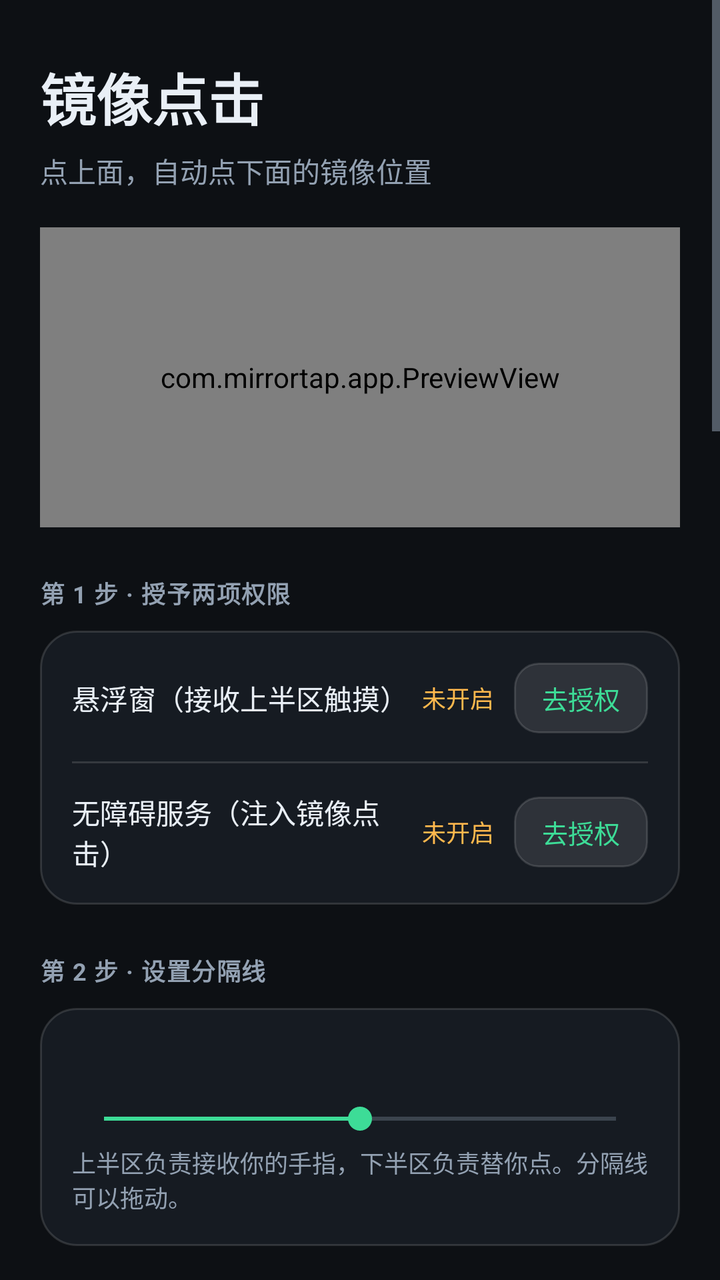
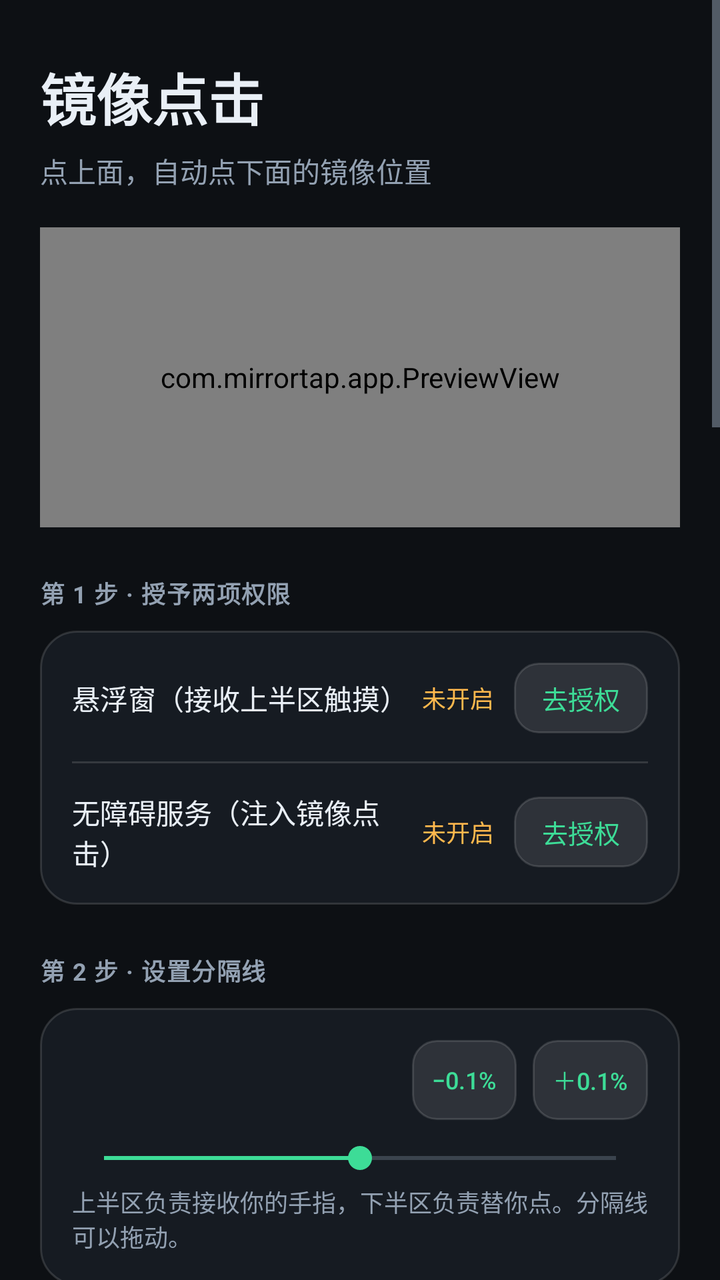

Two renders of the same Android screen: before a commit and after it. Below are the layout's source before the change and the commit's diff.
<!-- AndroidManifest.xml: application theme AppTheme -->
<!-- res/layout/activity_main.xml -->
<?xml version="1.0" encoding="utf-8"?>
<ScrollView xmlns:android="http://schemas.android.com/apk/res/android"
    android:layout_width="match_parent"
    android:layout_height="match_parent"
    android:background="@color/bg"
    android:fillViewport="true"
    android:scrollbarStyle="outsideOverlay">

    <LinearLayout
        android:layout_width="match_parent"
        android:layout_height="wrap_content"
        android:orientation="vertical"
        android:paddingStart="20dp"
        android:paddingTop="28dp"
        android:paddingEnd="20dp"
        android:paddingBottom="36dp">

        <TextView
            android:layout_width="wrap_content"
            android:layout_height="wrap_content"
            android:text="@string/app_name"
            android:textColor="@color/text"
            android:textSize="28sp"
            android:textStyle="bold" />

        <TextView
            android:layout_width="wrap_content"
            android:layout_height="wrap_content"
            android:layout_marginTop="6dp"
            android:text="@string/tagline"
            android:textColor="@color/text_dim"
            android:textSize="14sp" />

        <com.mirrortap.app.PreviewView
            android:layout_width="match_parent"
            android:layout_height="150dp"
            android:layout_marginTop="18dp"
            android:background="@drawable/bg_card" />

        <TextView
            android:layout_width="wrap_content"
            android:layout_height="wrap_content"
            android:layout_marginTop="24dp"
            android:letterSpacing="0.04"
            android:text="@string/section_permission"
            android:textColor="@color/text_dim"
            android:textSize="12sp"
            android:textStyle="bold" />

        <LinearLayout
            android:layout_width="match_parent"
            android:layout_height="wrap_content"
            android:layout_marginTop="10dp"
            android:background="@drawable/bg_card"
            android:orientation="vertical"
            android:padding="16dp">

            <LinearLayout
                android:layout_width="match_parent"
                android:layout_height="wrap_content"
                android:gravity="center_vertical"
                android:orientation="horizontal">

                <TextView
                    android:layout_width="0dp"
                    android:layout_height="wrap_content"
                    android:layout_weight="1"
                    android:text="@string/perm_overlay"
                    android:textColor="@color/text"
                    android:textSize="14sp" />

                <TextView
                    android:id="@+id/overlay_state"
                    android:layout_width="wrap_content"
                    android:layout_height="wrap_content"
                    android:layout_marginEnd="10dp"
                    android:text="@string/not_granted"
                    android:textColor="@color/warn"
                    android:textSize="12sp" />

                <Button
                    android:id="@+id/btn_overlay"
                    android:layout_width="wrap_content"
                    android:layout_height="wrap_content"
                    android:background="@drawable/bg_button_ghost"
                    android:minWidth="0dp"
                    android:minHeight="0dp"
                    android:paddingStart="14dp"
                    android:paddingTop="8dp"
                    android:paddingEnd="14dp"
                    android:paddingBottom="8dp"
                    android:text="@string/grant"
                    android:textAllCaps="false"
                    android:textColor="@color/accent"
                    android:textSize="13sp" />
            </LinearLayout>

            <View
                android:layout_width="match_parent"
                android:layout_height="1dp"
                android:layout_marginTop="14dp"
                android:layout_marginBottom="14dp"
                android:background="@color/stroke" />

            <LinearLayout
                android:layout_width="match_parent"
                android:layout_height="wrap_content"
                android:gravity="center_vertical"
                android:orientation="horizontal">

                <TextView
                    android:layout_width="0dp"
                    android:layout_height="wrap_content"
                    android:layout_weight="1"
                    android:text="@string/perm_a11y"
                    android:textColor="@color/text"
                    android:textSize="14sp" />

                <TextView
                    android:id="@+id/a11y_state"
                    android:layout_width="wrap_content"
                    android:layout_height="wrap_content"
                    android:layout_marginEnd="10dp"
                    android:text="@string/not_granted"
                    android:textColor="@color/warn"
                    android:textSize="12sp" />

                <Button
                    android:id="@+id/btn_a11y"
                    android:layout_width="wrap_content"
                    android:layout_height="wrap_content"
                    android:background="@drawable/bg_button_ghost"
                    android:minWidth="0dp"
                    android:minHeight="0dp"
                    android:paddingStart="14dp"
                    android:paddingTop="8dp"
                    android:paddingEnd="14dp"
                    android:paddingBottom="8dp"
                    android:text="@string/grant"
                    android:textAllCaps="false"
                    android:textColor="@color/accent"
                    android:textSize="13sp" />
            </LinearLayout>
        </LinearLayout>

        <TextView
            android:layout_width="wrap_content"
            android:layout_height="wrap_content"
            android:layout_marginTop="24dp"
            android:letterSpacing="0.04"
            android:text="@string/section_split"
            android:textColor="@color/text_dim"
            android:textSize="12sp"
            android:textStyle="bold" />

        <LinearLayout
            android:layout_width="match_parent"
            android:layout_height="wrap_content"
            android:layout_marginTop="10dp"
            android:background="@drawable/bg_card"
            android:orientation="vertical"
            android:padding="16dp">

            <TextView
                android:id="@+id/split_value"
                android:layout_width="wrap_content"
                android:layout_height="wrap_content"
                android:textColor="@color/text"
                android:textSize="15sp"
                android:textStyle="bold" />

            <SeekBar
                android:id="@+id/seek_split"
                android:layout_width="match_parent"
                android:layout_height="wrap_content"
                android:layout_marginTop="10dp"
                android:max="60"
                android:progress="30"
                android:progressTint="@color/accent"
                android:thumbTint="@color/accent" />

            <TextView
                android:layout_width="match_parent"
                android:layout_height="wrap_content"
                android:layout_marginTop="4dp"
                android:text="@string/split_hint"
                android:textColor="@color/text_dim"
                android:textSize="12sp" />
        </LinearLayout>

        <TextView
            android:layout_width="wrap_content"
            android:layout_height="wrap_content"
            android:layout_marginTop="24dp"
            android:letterSpacing="0.04"
            android:text="@string/section_mirror"
            android:textColor="@color/text_dim"
            android:textSize="12sp"
            android:textStyle="bold" />

        <LinearLayout
            android:layout_width="match_parent"
            android:layout_height="wrap_content"
            android:layout_marginTop="10dp"
            android:background="@drawable/bg_card"
            android:orientation="vertical"
            android:paddingStart="10dp"
            android:paddingTop="12dp"
            android:paddingEnd="12dp"
            android:paddingBottom="12dp">

            <RadioGroup
                android:id="@+id/rg_direction"
                android:layout_width="match_parent"
                android:layout_height="wrap_content"
                android:orientation="vertical">

                <RadioButton
                    android:id="@+id/rb_dir_down"
                    android:layout_width="match_parent"
                    android:layout_height="wrap_content"
                    android:buttonTint="@color/accent"
                    android:paddingTop="6dp"
                    android:paddingBottom="6dp"
                    android:text="@string/dir_down"
                    android:textColor="@color/text"
                    android:textSize="14sp" />

                <RadioButton
                    android:id="@+id/rb_dir_up"
                    android:layout_width="match_parent"
                    android:layout_height="wrap_content"
                    android:buttonTint="@color/accent"
                    android:paddingTop="6dp"
                    android:paddingBottom="6dp"
                    android:text="@string/dir_up"
                    android:textColor="@color/text"
                    android:textSize="14sp" />
            </RadioGroup>

            <TextView
                android:layout_width="match_parent"
                android:layout_height="wrap_content"
                android:layout_marginTop="12dp"
                android:text="@string/label_map"
                android:textColor="@color/text_dim"
                android:textSize="12sp" />

            <RadioGroup
                android:id="@+id/rg_map"
                android:layout_width="match_parent"
                android:layout_height="wrap_content"
                android:orientation="vertical">

                <RadioButton
                    android:id="@+id/rb_map_offset"
                    android:layout_width="match_parent"
                    android:layout_height="wrap_content"
                    android:buttonTint="@color/accent"
                    android:paddingTop="6dp"
                    android:paddingBottom="6dp"
                    android:text="@string/map_offset"
                    android:textColor="@color/text"
                    android:textSize="14sp" />

                <RadioButton
                    android:id="@+id/rb_map_mirror"
                    android:layout_width="match_parent"
                    android:layout_height="wrap_content"
                    android:buttonTint="@color/accent"
                    android:paddingTop="6dp"
                    android:paddingBottom="6dp"
                    android:text="@string/map_mirror"
                    android:textColor="@color/text"
                    android:textSize="14sp" />
            </RadioGroup>

            <View
                android:layout_width="match_parent"
                android:layout_height="1dp"
                android:layout_marginTop="10dp"
                android:layout_marginBottom="10dp"
                android:background="@color/stroke" />

            <TextView
                android:layout_width="match_parent"
                android:layout_height="wrap_content"
                android:text="@string/label_drag"
                android:textColor="@color/text_dim"
                android:textSize="12sp" />

            <RadioGroup
                android:id="@+id/rg_drag"
                android:layout_width="match_parent"
                android:layout_height="wrap_content"
                android:orientation="vertical">

                <RadioButton
                    android:id="@+id/rb_drag_pass"
                    android:layout_width="match_parent"
                    android:layout_height="wrap_content"
                    android:buttonTint="@color/accent"
                    android:paddingTop="6dp"
                    android:paddingBottom="6dp"
                    android:text="@string/drag_pass"
                    android:textColor="@color/text"
                    android:textSize="14sp" />

                <RadioButton
                    android:id="@+id/rb_drag_mirror"
                    android:layout_width="match_parent"
                    android:layout_height="wrap_content"
                    android:buttonTint="@color/accent"
                    android:paddingTop="6dp"
                    android:paddingBottom="6dp"
                    android:text="@string/drag_mirror"
                    android:textColor="@color/text"
                    android:textSize="14sp" />

                <RadioButton
                    android:id="@+id/rb_drag_ignore"
                    android:layout_width="match_parent"
                    android:layout_height="wrap_content"
                    android:buttonTint="@color/accent"
                    android:paddingTop="6dp"
                    android:paddingBottom="6dp"
                    android:text="@string/drag_ignore"
                    android:textColor="@color/text"
                    android:textSize="14sp" />
            </RadioGroup>
        </LinearLayout>

        <TextView
            android:layout_width="wrap_content"
            android:layout_height="wrap_content"
            android:layout_marginTop="24dp"
            android:letterSpacing="0.04"
            android:text="@string/section_options"
            android:textColor="@color/text_dim"
            android:textSize="12sp"
            android:textStyle="bold" />

        <LinearLayout
            android:layout_width="match_parent"
            android:layout_height="wrap_content"
            android:layout_marginTop="10dp"
            android:background="@drawable/bg_card"
            android:orientation="vertical"
            android:paddingStart="6dp"
            android:paddingTop="10dp"
            android:paddingEnd="10dp"
            android:paddingBottom="10dp">

            <CheckBox
                android:id="@+id/cb_lock"
                android:layout_width="match_parent"
                android:layout_height="wrap_content"
                android:buttonTint="@color/accent"
                android:paddingTop="6dp"
                android:paddingBottom="6dp"
                android:text="@string/opt_lock"
                android:textColor="@color/text"
                android:textSize="14sp" />

            <CheckBox
                android:id="@+id/cb_tap_origin"
                android:layout_width="match_parent"
                android:layout_height="wrap_content"
                android:buttonTint="@color/accent"
                android:paddingTop="6dp"
                android:paddingBottom="6dp"
                android:text="@string/opt_tap_origin"
                android:textColor="@color/text"
                android:textSize="14sp" />

            <CheckBox
                android:id="@+id/cb_haptic"
                android:layout_width="match_parent"
                android:layout_height="wrap_content"
                android:buttonTint="@color/accent"
                android:paddingTop="6dp"
                android:paddingBottom="6dp"
                android:text="@string/opt_haptic"
                android:textColor="@color/text"
                android:textSize="14sp" />

            <CheckBox
                android:id="@+id/cb_tint"
                android:layout_width="match_parent"
                android:layout_height="wrap_content"
                android:buttonTint="@color/accent"
                android:paddingTop="6dp"
                android:paddingBottom="6dp"
                android:text="@string/opt_tint"
                android:textColor="@color/text"
                android:textSize="14sp" />

            <CheckBox
                android:id="@+id/cb_boot"
                android:layout_width="match_parent"
                android:layout_height="wrap_content"
                android:buttonTint="@color/accent"
                android:paddingTop="6dp"
                android:paddingBottom="6dp"
                android:text="@string/opt_boot"
                android:textColor="@color/text"
                android:textSize="14sp" />
        </LinearLayout>

        <TextView
            android:layout_width="wrap_content"
            android:layout_height="wrap_content"
            android:layout_marginTop="24dp"
            android:letterSpacing="0.04"
            android:text="@string/section_selfcheck"
            android:textColor="@color/text_dim"
            android:textSize="12sp"
            android:textStyle="bold" />

        <LinearLayout
            android:layout_width="match_parent"
            android:layout_height="wrap_content"
            android:layout_marginTop="10dp"
            android:background="@drawable/bg_card"
            android:orientation="vertical"
            android:padding="14dp">

            <TextView
                android:id="@+id/test_target"
                android:layout_width="match_parent"
                android:layout_height="wrap_content"
                android:background="@drawable/bg_button_ghost"
                android:gravity="center"
                android:paddingTop="18dp"
                android:paddingBottom="18dp"
                android:text="@string/test_target"
                android:textColor="@color/text"
                android:textSize="15sp" />

            <Button
                android:id="@+id/btn_test"
                android:layout_width="match_parent"
                android:layout_height="48dp"
                android:layout_marginTop="10dp"
                android:background="@drawable/bg_button_ghost"
                android:text="@string/btn_test"
                android:textAllCaps="false"
                android:textColor="@color/accent"
                android:textSize="14sp" />

            <TextView
                android:layout_width="match_parent"
                android:layout_height="wrap_content"
                android:layout_marginTop="8dp"
                android:text="@string/test_hint"
                android:textColor="@color/text_dim"
                android:textSize="11sp" />
        </LinearLayout>

        <Button
            android:id="@+id/btn_toggle"
            android:layout_width="match_parent"
            android:layout_height="56dp"
            android:layout_marginTop="26dp"
            android:background="@drawable/bg_button_primary"
            android:text="@string/start"
            android:textAllCaps="false"
            android:textColor="@color/on_accent"
            android:textSize="16sp"
            android:textStyle="bold" />

        <TextView
            android:id="@+id/run_state"
            android:layout_width="match_parent"
            android:layout_height="wrap_content"
            android:layout_marginTop="10dp"
            android:gravity="center"
            android:textColor="@color/text_dim"
            android:textSize="13sp"
            android:visibility="gone" />

        <TextView
            android:id="@+id/diag_state"
            android:layout_width="match_parent"
            android:layout_height="wrap_content"
            android:layout_marginTop="8dp"
            android:alpha="0.7"
            android:fontFamily="monospace"
            android:textColor="@color/text_dim"
            android:textSize="11sp"
            android:visibility="gone" />

        <TextView
            android:layout_width="wrap_content"
            android:layout_height="wrap_content"
            android:layout_marginTop="26dp"
            android:letterSpacing="0.04"
            android:text="@string/section_usage"
            android:textColor="@color/text_dim"
            android:textSize="12sp"
            android:textStyle="bold" />

        <TextView
            android:layout_width="match_parent"
            android:layout_height="wrap_content"
            android:layout_marginTop="8dp"
            android:lineSpacingExtra="4dp"
            android:text="@string/usage"
            android:textColor="@color/text_dim"
            android:textSize="13sp" />
    </LinearLayout>
</ScrollView>
<!-- resources referenced by this layout -->
<resources>
  <color name="accent">#3DDC97</color>
  <color name="bg">#0D1014</color>
  <color name="on_accent">#06231A</color>
  <color name="stroke">#22FFFFFF</color>
  <color name="text">#E9EFF6</color>
  <color name="text_dim">#93A1B2</color>
  <color name="warn">#FFB84D</color>
  <!-- drawable bg_button_primary (drawable) -->
  <?xml version="1.0" encoding="utf-8"?>
  <selector xmlns:android="http://schemas.android.com/apk/res/android">
      <item android:state_pressed="true">
          <shape android:shape="rectangle">
              <solid android:color="#2FB37E" />
              <corners android:radius="16dp" />
          </shape>
      </item>
      <item>
          <shape android:shape="rectangle">
              <solid android:color="@color/accent" />
              <corners android:radius="16dp" />
          </shape>
      </item>
  </selector>
  <!-- drawable bg_card (drawable) -->
  <?xml version="1.0" encoding="utf-8"?>
  <shape xmlns:android="http://schemas.android.com/apk/res/android"
      android:shape="rectangle">
      <solid android:color="@color/surface" />
      <corners android:radius="18dp" />
      <stroke
          android:width="1dp"
          android:color="@color/stroke" />
  </shape>
  <string name="app_name">镜像点击</string>
  <string name="btn_test">测试注入一下</string>
  <string name="dir_down">上半屏点 → 下半屏镜像（默认）</string>
  <string name="dir_up">下半屏点 → 上半屏镜像</string>
  <string name="drag_ignore">忽略滑动，只镜像点按</string>
  <string name="drag_mirror">镜像到另一半</string>
  <string name="drag_pass">直接给原 App（能正常滑动，推荐）</string>
  <string name="grant">去授权</string>
  <string name="label_drag">滑动怎么处理</string>
  <string name="label_map">映射方式</string>
  <string name="map_mirror" formatted="false">对称镜像：上 10% ↔ 下 90%（翻转）</string>
  <string name="map_offset" formatted="false">同样相对位置：上 10% → 下 60%（默认）</string>
  <string name="not_granted">未开启</string>
  <string name="opt_boot">开机自动启动</string>
  <string name="opt_haptic">点按时震动反馈</string>
  <string name="opt_lock">锁住分隔线（把手不能拖动，防止跑位）</string>
  <string name="opt_tap_origin">上半屏本身也能点（点哪点哪 + 再镜像一次）</string>
  <string name="opt_tint">上半区显示浅色遮罩提示</string>
  <string name="perm_a11y">无障碍服务（注入镜像点击）</string>
  <string name="perm_overlay">悬浮窗（接收上半区触摸）</string>
  <string name="section_mirror">第 3 步 · 镜像方向与滑动</string>
  <string name="section_options">其它选项</string>
  <string name="section_permission">第 1 步 · 授予两项权限</string>
  <string name="section_selfcheck">自检（可选）</string>
  <string name="section_split">第 2 步 · 设置分隔线</string>
  <string name="section_usage">怎么用</string>
  <string name="split_hint">上半区负责接收你的手指，下半区负责替你点。分隔线可以拖动。</string>
  <string name="start">启动镜像</string>
  <string name="tagline">点上面，自动点下面的镜像位置</string>
  <string name="test_hint">先开无障碍，再点上面的按钮。计数 +1 说明这台机器允许无障碍注入；没变化说明系统把手势拦掉了。</string>
  <string name="test_target">注入测试区：已点 %1$d 次</string>
  <string name="usage">1. 两项权限都变绿以后，点「启动镜像」。\n2. 屏幕右侧的小把手停在分隔线上：上下拖动 = 调上下比例，轻点 = 暂停 / 恢复，长按 0.9 秒 = 直接退出。\n3. 打开你要用的 App，点屏幕上半区任意位置 —— 下半区对应的镜像位置会被自动点一下。\n4. 暂停时上半区的窗口会被整个移除，屏幕立刻恢复正常，只剩一个小把手；再点一下把手即可恢复。\n\n注意：上半区的原始触摸会被拦截、不再传给 App（这是镜像的前提）。银行、支付类 App 可能禁止无障碍注入，属于正常现象。</string>
  <style name="AppTheme" parent="@android:style/Theme.Material.NoActionBar">
          <item name="android:windowBackground">@color/bg</item>
          <item name="android:colorAccent">@color/accent</item>
          <item name="android:colorPrimary">@color/accent</item>
          <item name="android:statusBarColor">@color/bg</item>
          <item name="android:navigationBarColor">@color/bg</item>
          <item name="android:textColorPrimary">@color/text</item>
          <item name="android:textColorSecondary">@color/text_dim</item>
          <item name="android:textColorHint">@color/text_dim</item>
      </style>
  <color name="surface">#161B22</color>
  <!-- unchanged entries left out for length: 1 -->
</resources>

<!-- the commit's change to res/layout/activity_main.xml (unified diff, before → after) -->
@@ -161,21 +161,58 @@
             android:orientation="vertical"
             android:padding="16dp">
 
-            <TextView
-                android:id="@+id/split_value"
-                android:layout_width="wrap_content"
-                android:layout_height="wrap_content"
-                android:textColor="@color/text"
-                android:textSize="15sp"
-                android:textStyle="bold" />
+            <LinearLayout
+                android:layout_width="match_parent"
+                android:layout_height="wrap_content"
+                android:gravity="center_vertical"
+                android:orientation="horizontal">
+
+                <TextView
+                    android:id="@+id/split_value"
+                    android:layout_width="0dp"
+                    android:layout_height="wrap_content"
+                    android:layout_weight="1"
+                    android:textColor="@color/text"
+                    android:textSize="15sp"
+                    android:textStyle="bold" />
+
+                <Button
+                    android:id="@+id/btn_split_minus"
+                    android:layout_width="wrap_content"
+                    android:layout_height="40dp"
+                    android:background="@drawable/bg_button_ghost"
+                    android:minWidth="0dp"
+                    android:minHeight="0dp"
+                    android:paddingStart="10dp"
+                    android:paddingEnd="10dp"
+                    android:text="@string/btn_minus"
+                    android:textAllCaps="false"
+                    android:textColor="@color/accent"
+                    android:textSize="12sp" />
+
+                <Button
+                    android:id="@+id/btn_split_plus"
+                    android:layout_width="wrap_content"
+                    android:layout_height="40dp"
+                    android:layout_marginStart="8dp"
+                    android:background="@drawable/bg_button_ghost"
+                    android:minWidth="0dp"
+                    android:minHeight="0dp"
+                    android:paddingStart="10dp"
+                    android:paddingEnd="10dp"
+                    android:text="@string/btn_plus"
+                    android:textAllCaps="false"
+                    android:textColor="@color/accent"
+                    android:textSize="12sp" />
+            </LinearLayout>
 
             <SeekBar
                 android:id="@+id/seek_split"
                 android:layout_width="match_parent"
                 android:layout_height="wrap_content"
                 android:layout_marginTop="10dp"
-                android:max="60"
-                android:progress="30"
+                android:max="600"
+                android:progress="300"
                 android:progressTint="@color/accent"
                 android:thumbTint="@color/accent" />
 
<!-- resource entries referenced after the edit -->
@@ -34,6 +34,8 @@
           android:color="@color/stroke" />
   </shape>
   <string name="app_name">镜像点击</string>
+  <string name="btn_minus" formatted="false">−0.1%</string>
+  <string name="btn_plus" formatted="false">＋0.1%</string>
   <string name="btn_test">测试注入一下</string>
   <string name="dir_down">上半屏点 → 下半屏镜像（默认）</string>
   <string name="dir_up">下半屏点 → 上半屏镜像</string>
